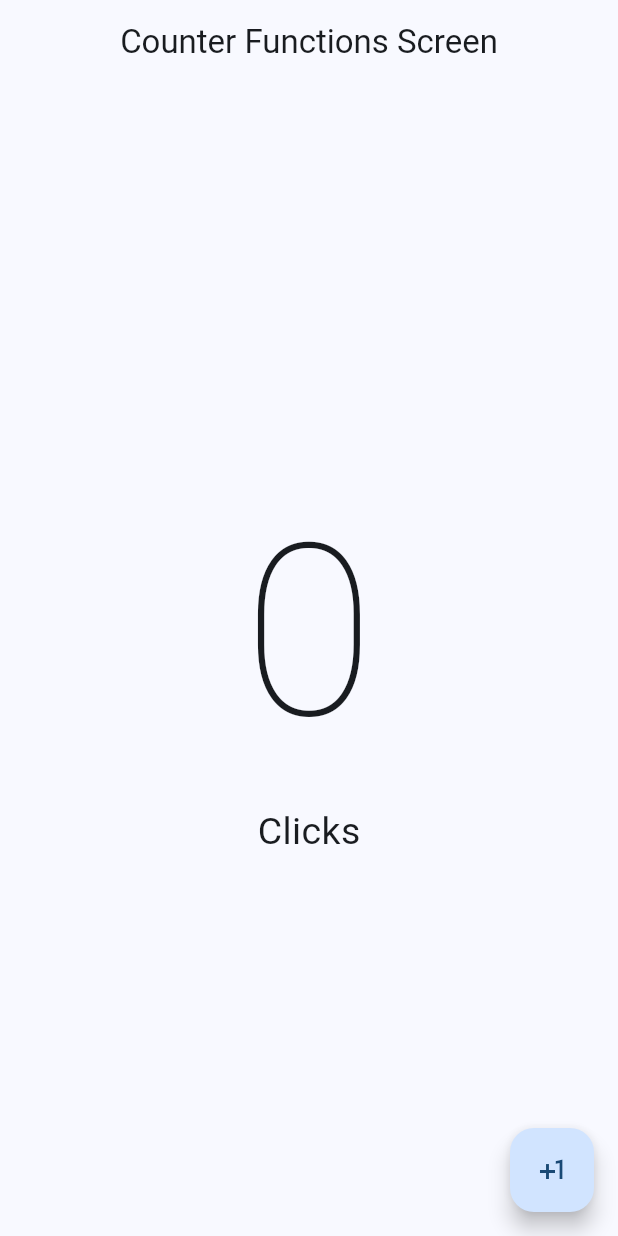
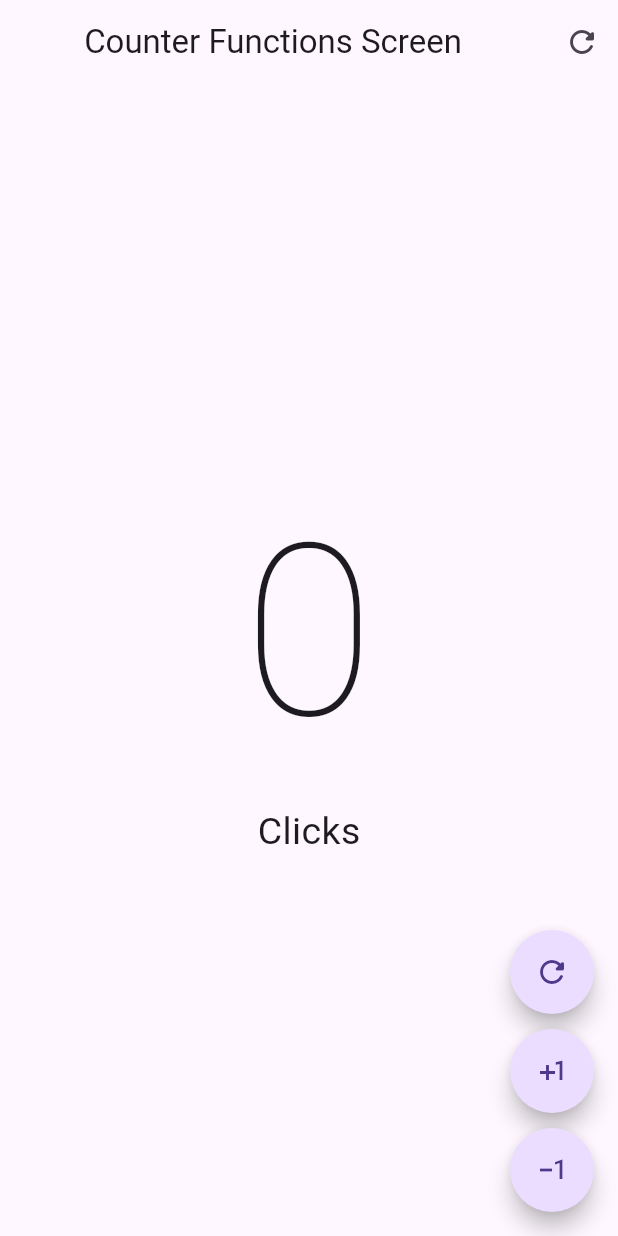
Before and after one commit to paudemo/hellow_world_app, a Flutter app: the CounterFunctionsScreen screen opened directly, on a phone screen of 412 x 824 dp. Run offline on Flutter 3.47's test engine with Material 3 defaults, Android fonts, the phone set to English and light mode, and no system bars.

Commit message:
Init yes no app

```diff
--- /dev/null
+++ b/lib/app1/main_counter_app.dart
@@ -0,0 +1,14 @@
+import 'package:flutter/material.dart';
+import 'package:hellow_world_app/app1/presentation/screens/counter/counter_functions_screen.dart';
+
+class MyCounterApp extends StatelessWidget {
+  const MyCounterApp({super.key});
+
+  @override
+  Widget build(BuildContext context) {
+    return MaterialApp(
+        debugShowCheckedModeBanner: false,
+        theme: ThemeData(useMaterial3: true, colorSchemeSeed: Colors.blue),
+        home: const CounterFunctionsScreen());
+  }
+}
--- /dev/null
+++ b/lib/app1/presentation/screens/counter/counter_functions_screen.dart
@@ -0,0 +1,92 @@
+import 'package:flutter/material.dart';
+
+class CounterFunctionsScreen extends StatefulWidget {
+  const CounterFunctionsScreen({super.key});
+
+  @override
+  State<CounterFunctionsScreen> createState() => _CounterFunctionsScreenState();
+}
+
+class _CounterFunctionsScreenState extends State<CounterFunctionsScreen> {
+  int clickCounter = 0;
+
+  @override
+  Widget build(BuildContext context) {
+    return Scaffold(
+        appBar: AppBar(
+          title: const Center(child: Text('Counter Functions Screen')),
+          actions: [
+            IconButton(
+                icon: const Icon(Icons.refresh_rounded),
+                onPressed: () {
+                  setState(() {
+                    clickCounter = 0;
+                  });
+                }),
+          ],
+        ),
+        body: Center(
+          child: Column(
+            mainAxisAlignment: MainAxisAlignment.center,
+            children: [
+              Text(
+                '$clickCounter',
+                style:
+                    const TextStyle(fontSize: 160, fontWeight: FontWeight.w100),
+              ),
+              Text(
+                'Click${clickCounter == 1 ? '' : 's'}',
+                style: const TextStyle(fontSize: 25),
+              )
+            ],
+          ),
+        ),
+        floatingActionButton: Column(
+          mainAxisAlignment: MainAxisAlignment.end,
+          children: [
+            CustomFloatingButton(
+                icon: Icons.refresh_rounded,
+                onPressed: () {
+                  setState(() {
+                    clickCounter = 0;
+                  });
+                }),
+            const SizedBox(height: 10),
+            CustomFloatingButton(
+              icon: Icons.plus_one,
+              onPressed: () {
+                setState(() {
+                  clickCounter++;
+                });
+              },
+            ),
+            const SizedBox(height: 10),
+            CustomFloatingButton(
+                icon: Icons.exposure_minus_1_outlined,
+                onPressed: () {
+                  setState(() {
+                    if(clickCounter == 0) return;
+                    clickCounter--;
+                  });
+                }),
+          ],
+        ));
+  }
+}
+
+class CustomFloatingButton extends StatelessWidget {
+  final IconData icon;
+  final VoidCallback? onPressed;
+
+  const CustomFloatingButton({super.key, required this.icon, this.onPressed});
+
+  @override
+  Widget build(BuildContext context) {
+    return FloatingActionButton(
+
+      shape: const StadiumBorder(),
+      onPressed: onPressed,
+      child: Icon(icon),
+    );
+  }
+}
--- a/lib/main.dart
+++ b/lib/main.dart
@@ -1,24 +1,12 @@
 import 'package:flutter/material.dart';
-import 'package:hellow_world_app/presentation/screens/counter/counter_functions_screen.dart';
+
+import 'app1/main_counter_app.dart';
+import 'app2_yes_no_app/main_yes_no_app.dart';
 
 void main() {
-  runApp(const MyApp());
+  //App Counter
+  //runApp(const MyCounterApp());
+
+  //Yes No App
+  runApp(const MyYesNoApp());
 }
-
-
-class MyApp extends StatelessWidget{
-  const MyApp({super.key});
-
-  @override
-  Widget build(BuildContext context) {
-    return MaterialApp(
-      debugShowCheckedModeBanner: false,
-      theme: ThemeData(
-        useMaterial3: true,
-        colorSchemeSeed: Colors.blue
-      ),
-      home: const CounterFunctionsScreen()
-    );
-  }
-
-}
--- a/lib/presentation/screens/counter/counter_functions_screen.dart
+++ /dev/null
@@ -1,45 +0,0 @@
-import 'package:flutter/material.dart';
-
-class CounterFunctionsScreen extends StatefulWidget {
-  const CounterFunctionsScreen({super.key});
-
-  @override
-  State<CounterFunctionsScreen> createState() => _CounterFunctionsScreenState();
-}
-
-class _CounterFunctionsScreenState extends State<CounterFunctionsScreen> {
-  int clickCounter = 0;
-
-  @override
-  Widget build(BuildContext context) {
-    return Scaffold(
-      appBar: AppBar(
-        title: const Center(child: Text('Counter Functions Screen')),
-      ),
-      body: Center(
-        child: Column(
-          mainAxisAlignment: MainAxisAlignment.center,
-          children: [
-            Text(
-              '$clickCounter',
-              style:
-              const TextStyle(fontSize: 160, fontWeight: FontWeight.w100),
-            ),
-            Text(
-              'Click${ clickCounter == 1 ? '' : 's'}',
-              style: const TextStyle(fontSize: 25),
-            )
-          ],
-        ),
-      ),
-      floatingActionButton: FloatingActionButton(
-        onPressed: () {
-          setState(() {
-            clickCounter++;
-          });
-        },
-        child: const Icon(Icons.plus_one),
-      ),
-    );
-  }
-}
```
Also changed, not shown: lib/app2_yes_no_app/main_yes_no_app.dart (added, +26 -0 lines), lib/app1/presentation/screens/counter/counter_screen.dart (renamed from lib/presentation/screens/counter/counter_screen.dart), lib/app2_yes_no_app/config/theme/app_theme.dart (added).
